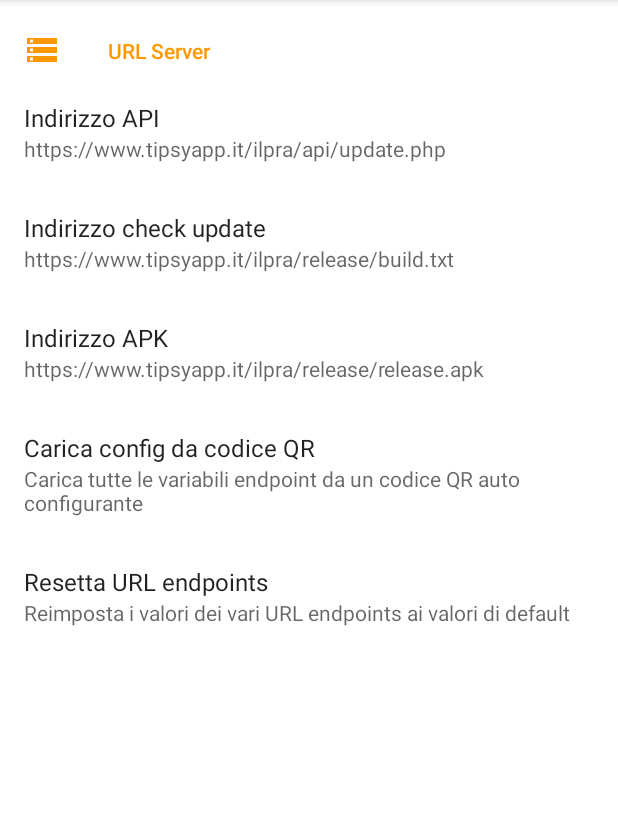
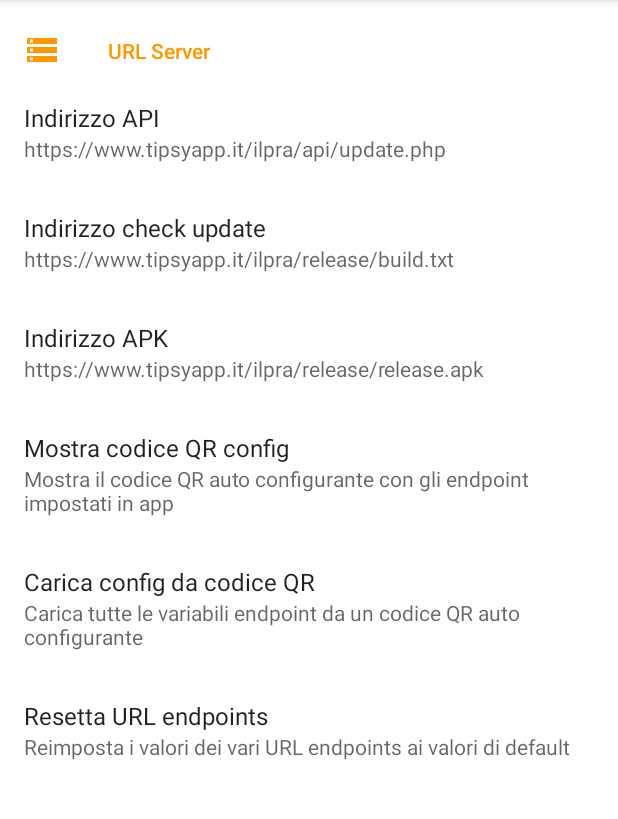
Before and after one commit to IvanMazzoli/MagazzIwan, an Android app: the fragment SettingsFragment placed in its activity, on a phone screen of 412 x 824 dp, the part 84-903 px from its top. Run offline under Robolectric (Android 15) with nearby library versions, the phone set to English and light mode, and no system bars; our stand-ins replace ButterKnife, androidx.preference; libraries missing offline, so code that uses them is left out: androidmads.library.qrgenearator, com.jsibbold.zoomage, com.mikepenz.materialdrawer, de.cketti.library; 4 statements that could not run were skipped.

Commit message:
Aggiunto pulsante per mostrare QR config

```diff
--- a/app/build.gradle
+++ b/app/build.gradle
@@ -56,4 +56,6 @@ dependencies {
     implementation 'com.github.barteksc:android-pdf-viewer:2.8.2'
     implementation 'com.mindorks.android:prdownloader:0.6.0'
     implementation 'me.dm7.barcodescanner:zxing:1.9'
+    implementation 'androidmads.library.qrgenearator:QRGenearator:1.0.4'
+    implementation 'com.google.zxing:core:3.3.2'
 }
--- a/app/src/main/AndroidManifest.xml
+++ b/app/src/main/AndroidManifest.xml
@@ -8,6 +8,7 @@
     <uses-permission android:name="android.permission.ACCESS_COARSE_LOCATION" />
     <uses-permission android:name="android.permission.WAKE_LOCK" />
     <uses-permission android:name="android.permission.CAMERA" />
+    <uses-permission android:name="android.permission.WRITE_EXTERNAL_STORAGE"/>
 
     <application
         android:allowBackup="true"
--- a/app/src/main/res/xml/app_settings.xml
+++ b/app/src/main/res/xml/app_settings.xml
@@ -29,6 +29,12 @@
             app:useSimpleSummaryProvider="true" />
 
         <Preference
+            android:key="showQR"
+            android:summary="Mostra il codice QR auto configurante con gli endpoint impostati in app"
+            android:title="Mostra codice QR config"
+            app:iconSpaceReserved="false" />
+
+        <Preference
             android:key="loadFromQR"
             android:summary="Carica tutte le variabili endpoint da un codice QR auto configurante"
             android:title="Carica config da codice QR"
```
Also changed, not shown: app/src/main/java/me/ivanmazzoli/UI/Fragments/SettingsFragment.java (+27 -0 lines).
